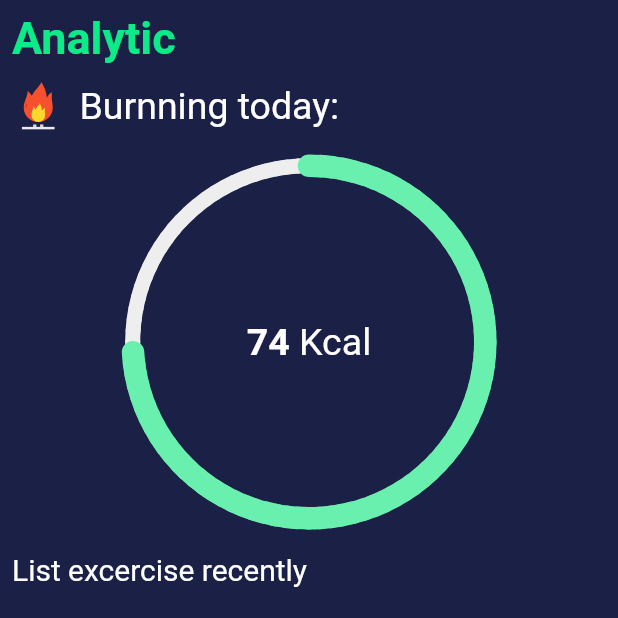
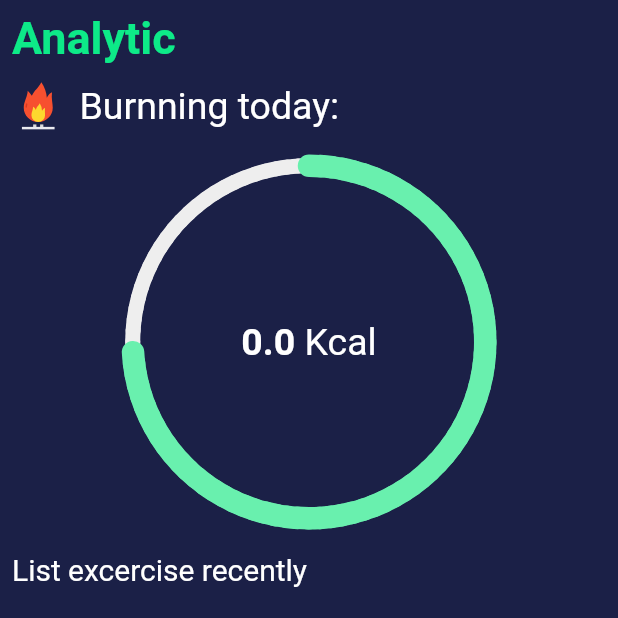
Before and after one commit to machuytu/Fitness_ex_counter, a Flutter app: the Analytics screen opened directly, on a phone screen of 412 x 824 dp, the top half of it. Run offline on Flutter 3.47's test engine with Material 2 defaults, Android fonts, the phone set to English and light mode, and no system bars; drawn by our look-alikes of step_progress_indicator; our stand-ins replace camera, cloud_firestore, firebase_auth, firebase_core, firebase_database, flutter_datetime_picker and 14 more; missing offline and left inert: flutter_picker, tflite; accounts and stored records are empty.

Commit message:
count kcal

```diff
--- a/lib/views/analytics.dart
+++ b/lib/views/analytics.dart
@@ -9,17 +9,9 @@ import 'package:timeago/timeago.dart' as timeago;
 class Analytics extends StatelessWidget {
   final int kcalBurn = 74;
   final PracticeService _practiceService = PracticeService();
-
+  DateTime now = DateTime.now();
   @override
   Widget build(BuildContext context) {
-    return FutureBuilder(
-        future: _practiceService.getPracticeByUser(),
-        builder: (context, snapshot) {
-          if (snapshot.hasData) {
-            List<Practice> listPractice = snapshot.data;
-            listPractice.forEach((element) {
-              print(element);
-            });
     return Scaffold(
       backgroundColor: kIndigoColor,
       body: SafeArea(
@@ -65,7 +57,16 @@ class Analytics extends StatelessWidget {
                 height: 15.0,
               ),
               Center(
-                        child: Container(
+                child: FutureBuilder(
+                    future: _practiceService.getPracticeByDate(now),
+                    builder: (context, snapshot) {
+                      if (snapshot.hasData) {
+                        List<Practice> list = snapshot.data;
+                        double totalKcal = 0;
+                        for (int i = 0; i < list.length; i++) {
+                          totalKcal += list[i].getKcal();
+                        }
+                        return Container(
                           color: kIndigoColor,
                           child: CircularStepProgressIndicator(
                             totalSteps: 100,
@@ -83,7 +84,7 @@ class Analytics extends StatelessWidget {
                               text: TextSpan(
                                 children: <TextSpan>[
                                   TextSpan(
-                                      text: kcalBurn.toString(),
+                                      text: totalKcal.toString(),
                                       style: TextStyle(
                                           fontSize: 25,
                                           fontWeight: FontWeight.bold,
@@ -96,7 +97,10 @@ class Analytics extends StatelessWidget {
                               ),
                             )),
                           ),
-                        ),
+                        );
+                      }
+                      return CircularProgressIndicator();
+                    }),
               ),
               SizedBox(
                 height: 15.0,
@@ -114,7 +118,15 @@ class Analytics extends StatelessWidget {
               SizedBox(
                 height: 15.0,
               ),
-                      listPractice != null
+              FutureBuilder(
+                  future: _practiceService.getPracticeByUser(),
+                  builder: (context, snapshot) {
+                    if (snapshot.hasData) {
+                      List<Practice> listPractice = snapshot.data;
+                      listPractice.forEach((element) {
+                        print(element);
+                      });
+                      return listPractice != null
                           ? ListView.builder(
                               shrinkWrap: true,
                               itemCount: listPractice.length < 4
@@ -174,14 +186,14 @@ class Analytics extends StatelessWidget {
                                 );
                               },
                             )
-                          : Container(),
+                          : Container();
+                    }
+                    return Center(child: CircularProgressIndicator());
+                  }),
             ],
           ),
         ),
       ),
     );
   }
-          return CircularProgressIndicator();
-        });
 }
-}
```
Also changed, not shown: lib/views/home.dart (+15 -11 lines), assets/images/start_list.png (added). Lines whose indentation alone changed are shown as unchanged.
